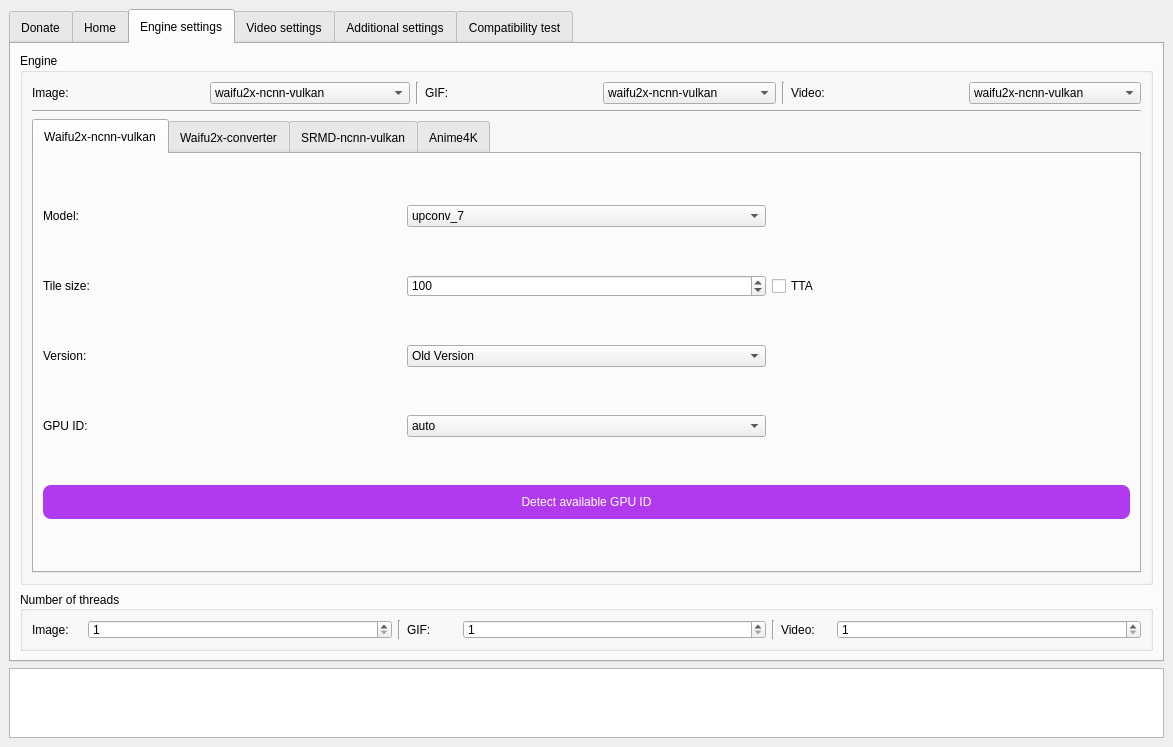
First picture: the form in SRC/Waifu2x-Extension-QT/mainwindow.ui, repository AaronFeng753/Waifu2x-Extension-GUI, before the edit.
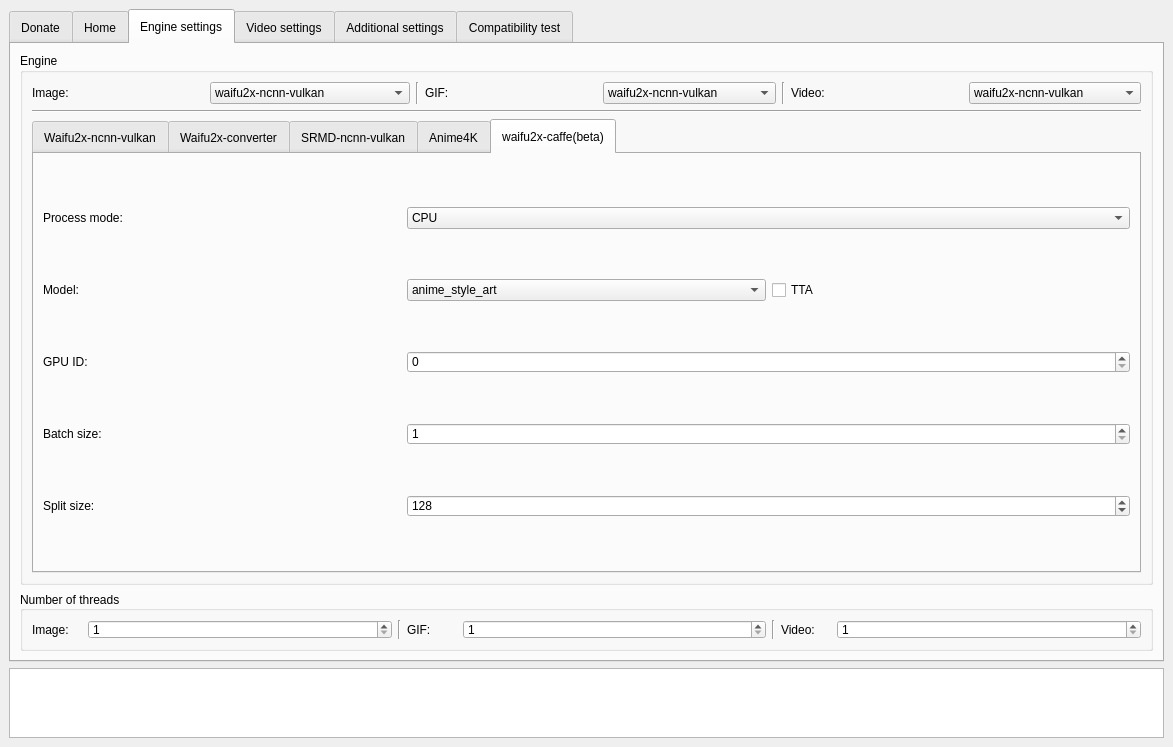
Second picture: the form after the edit. Icons and pictures are not drawn.

```diff
--- a/SRC/Waifu2x-Extension-QT/mainwindow.ui
+++ b/SRC/Waifu2x-Extension-QT/mainwindow.ui
@@ -1831,7 +1831,7 @@
            <item row="2" column="0" colspan="8">
             <widget class="QTabWidget" name="tabWidget_Engines">
              <property name="currentIndex">
-              <number>0</number>
+              <number>4</number>
              </property>
              <widget class="QWidget" name="tab_4">
               <attribute name="title">
@@ -2642,6 +2642,146 @@
                </item>
               </layout>
              </widget>
+             <widget class="QWidget" name="tab">
+              <attribute name="title">
+               <string>waifu2x-caffe(beta)</string>
+              </attribute>
+              <layout class="QGridLayout" name="gridLayout_30">
+               <item row="1" column="1">
+                <widget class="QComboBox" name="comboBox_Model_Waifu2xCaffe">
+                 <item>
+                  <property name="text">
+                   <string notr="true">anime_style_art</string>
+                  </property>
+                 </item>
+                 <item>
+                  <property name="text">
+                   <string notr="true">anime_style_art_rgb</string>
+                  </property>
+                 </item>
+                 <item>
+                  <property name="text">
+                   <string notr="true">cunet</string>
+                  </property>
+                 </item>
+                 <item>
+                  <property name="text">
+                   <string notr="true">photo</string>
+                  </property>
+                 </item>
+                 <item>
+                  <property name="text">
+                   <string notr="true">upconv_7_anime_style_art_rgb</string>
+                  </property>
+                 </item>
+                 <item>
+                  <property name="text">
+                   <string notr="true">upconv_7_photo</string>
+                  </property>
+                 </item>
+                 <item>
+                  <property name="text">
+                   <string notr="true">upresnet10</string>
+                  </property>
+                 </item>
+                </widget>
+               </item>
+               <item row="0" column="0">
+                <widget class="QLabel" name="label_14">
+                 <property name="text">
+                  <string>Process mode:</string>
+                 </property>
+                </widget>
+               </item>
+               <item row="1" column="0">
+                <widget class="QLabel" name="label_25">
+                 <property name="text">
+                  <string>Model:</string>
+                 </property>
+                </widget>
+               </item>
+               <item row="2" column="0">
+                <widget class="QLabel" name="label_38">
+                 <property name="text">
+                  <string>GPU ID:</string>
+                 </property>
+                </widget>
+               </item>
+               <item row="4" column="0">
+                <widget class="QLabel" name="label_52">
+                 <property name="text">
+                  <string>Split size:</string>
+                 </property>
+                </widget>
+               </item>
+               <item row="3" column="0">
+                <widget class="QLabel" name="label_43">
+                 <property name="text">
+                  <string>Batch size:</string>
+                 </property>
+                </widget>
+               </item>
+               <item row="1" column="2">
+                <widget class="QCheckBox" name="checkBox_TTA_Waifu2xCaffe">
+                 <property name="text">
+                  <string>TTA</string>
+                 </property>
+                </widget>
+               </item>
+               <item row="0" column="1" colspan="2">
+                <widget class="QComboBox" name="comboBox_ProcessMode_Waifu2xCaffe">
+                 <item>
+                  <property name="text">
+                   <string notr="true">CPU</string>
+                  </property>
+                 </item>
+                 <item>
+                  <property name="text">
+                   <string notr="true">GPU</string>
+                  </property>
+                 </item>
+                 <item>
+                  <property name="text">
+                   <string notr="true">cuDNN</string>
+                  </property>
+                 </item>
+                </widget>
+               </item>
+               <item row="2" column="1" colspan="2">
+                <widget class="QSpinBox" name="spinBox_GPUID_Waifu2xCaffe">
+                 <property name="maximum">
+                  <number>999999999</number>
+                 </property>
+                 <property name="singleStep">
+                  <number>1</number>
+                 </property>
+                </widget>
+               </item>
+               <item row="3" column="1" colspan="2">
+                <widget class="QSpinBox" name="spinBox_BatchSize_Waifu2xCaffe">
+                 <property name="minimum">
+                  <number>1</number>
+                 </property>
+                 <property name="maximum">
+                  <number>999999999</number>
+                 </property>
+                </widget>
+               </item>
+               <item row="4" column="1" colspan="2">
+                <widget class="QSpinBox" name="spinBox_SplitSize_Waifu2xCaffe">
+                 <property name="minimum">
+                  <number>1</number>
+                 </property>
+                 <property name="maximum">
+                  <number>999999999</number>
+                 </property>
+                 <property name="value">
+                  <number>128</number>
+                 </property>
+                </widget>
+               </item>
+              </layout>
+             </widget>
             </widget>
            </item>
            <item row="1" column="0" colspan="8">
```
Left out of the diff: 457 changed lines with no effect on the pictures.
